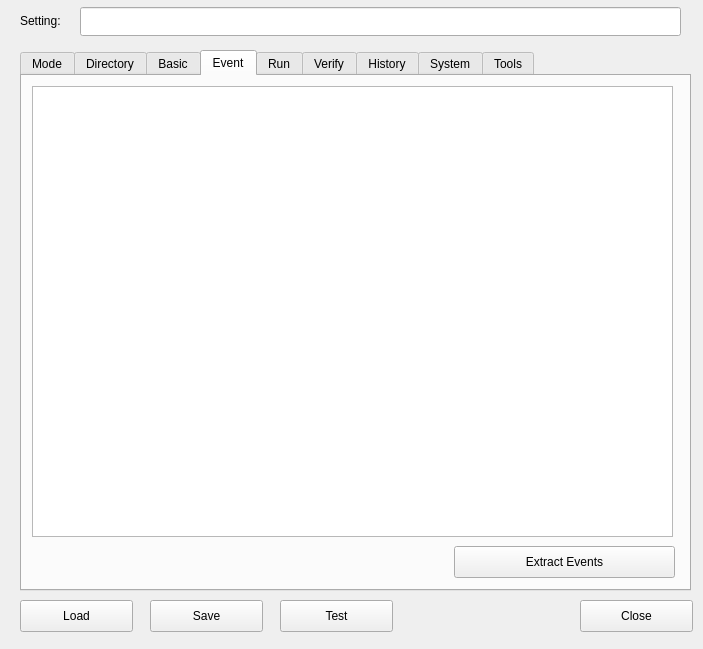
The window that GUI/frmPreprocessGUI.ui (myousefnezhad/easyfmri) describes before a commit, drawn with Qt 5.
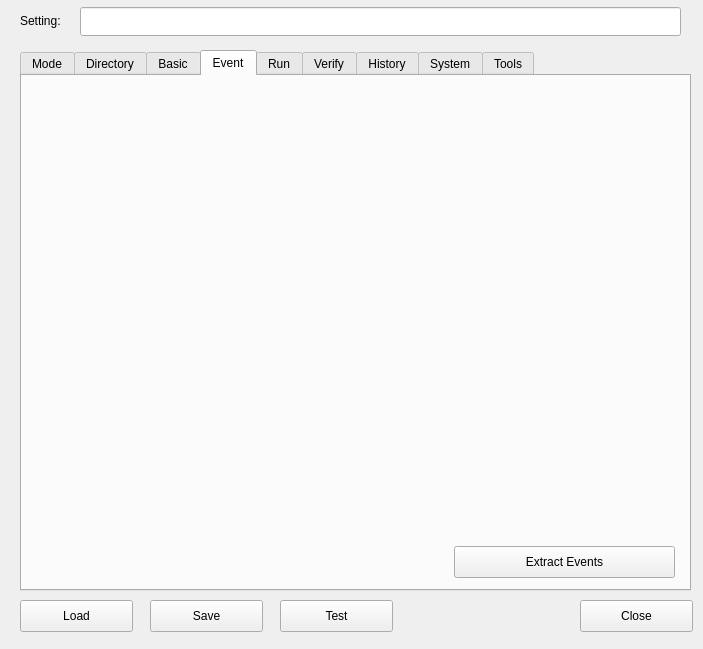
The same window after the commit. The open tabs and pages were chosen to show the change.

The edit to the form file:
```diff
--- a/GUI/frmPreprocessGUI.ui
+++ b/GUI/frmPreprocessGUI.ui
@@ -1235,15 +1235,21 @@
       <string>Extract Events</string>
      </property>
     </widget>
-    <widget class="QTextEdit" name="txtEvents">
+    <widget class="QWidget" name="Code" native="true">
      <property name="geometry">
       <rect>
        <x>10</x>
        <y>10</y>
-       <width>641</width>
+       <width>651</width>
        <height>451</height>
       </rect>
      </property>
+     <property name="sizePolicy">
+      <sizepolicy hsizetype="Fixed" vsizetype="Fixed">
+       <horstretch>0</horstretch>
+       <verstretch>0</verstretch>
+      </sizepolicy>
+     </property>
     </widget>
    </widget>
    <widget class="QWidget" name="tab_4">
```
Left out of the diff: 68 changed lines with no effect on the pictures.
